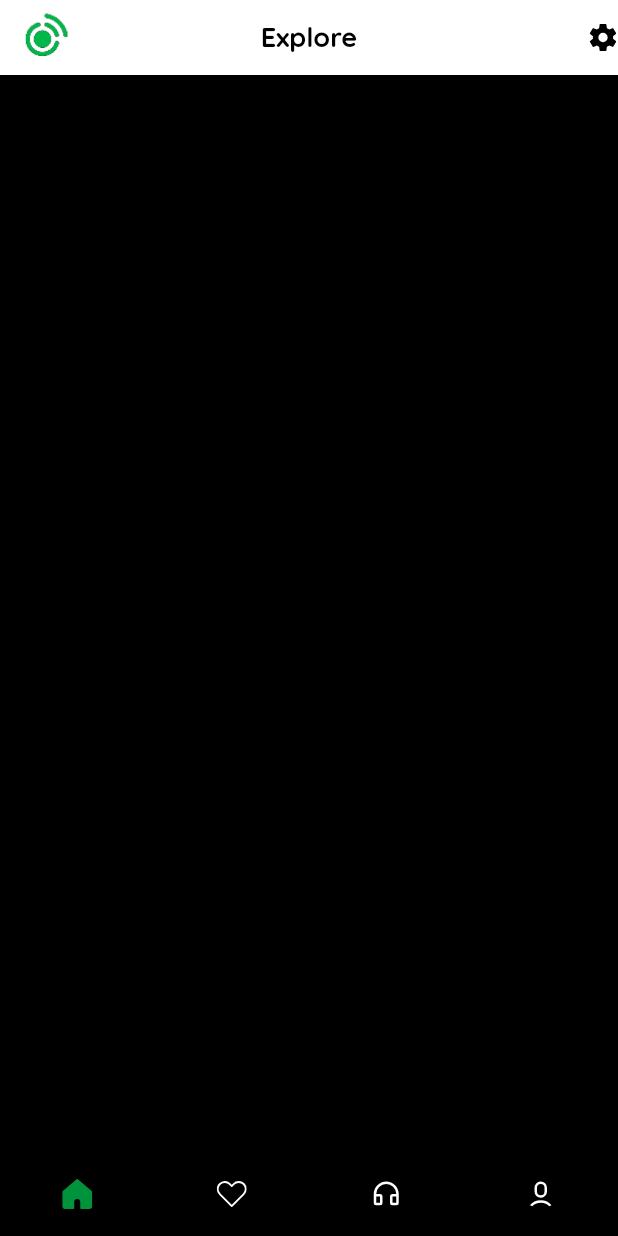
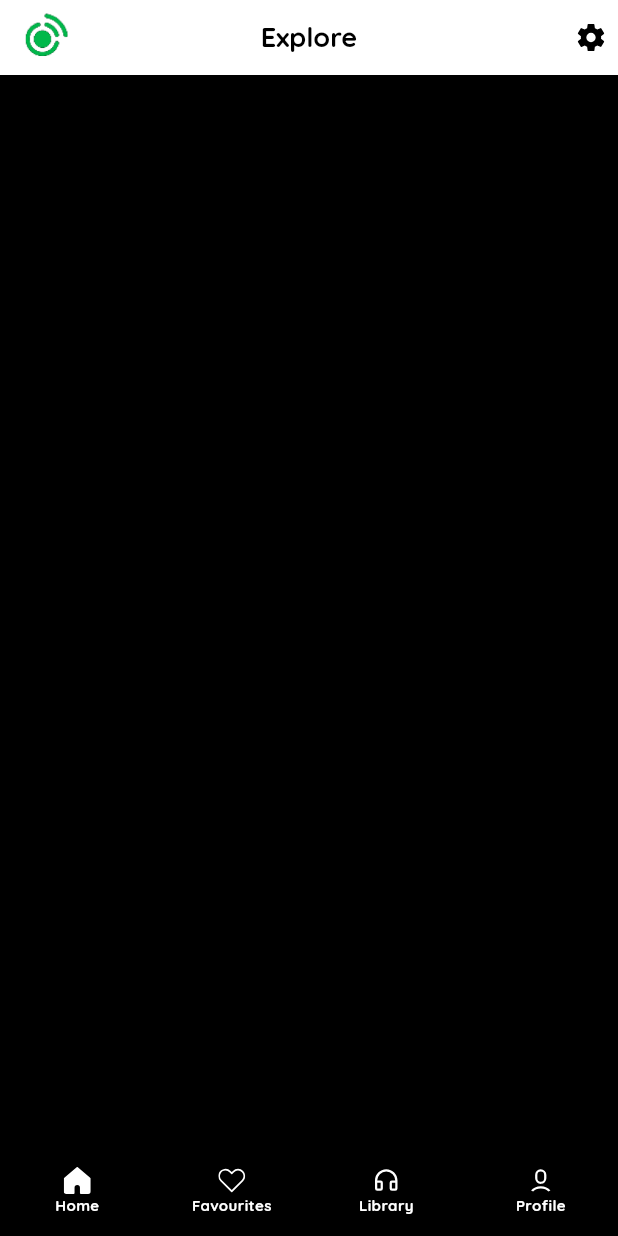
Before and after one commit to Codesait/HiBeat, a Flutter app: the screen it shows after launch, on a phone screen of 412 x 824 dp. Run offline on Flutter 3.47's test engine with Material 2 defaults, Android fonts, the light colour scheme and no system bars; drawn by our look-alikes of persistent_bottom_nav_bar; our stand-ins replace flutter_riverpod, flutter_svg, logger.

Commit message:
modified bottom nav

```diff
--- a/lib/components/custom_appbar.dart
+++ b/lib/components/custom_appbar.dart
@@ -1,5 +1,4 @@
 import 'package:flutter/material.dart';
-import 'package:flutter/services.dart';
 import 'package:flutter_svg/flutter_svg.dart';
 import 'package:hi_beat/src/res.dart';
 import 'package:hi_beat/src/utils.dart';
@@ -31,12 +30,15 @@ class CustomAppBar extends StatelessWidget with PreferredSizeWidget {
 
       titleTextStyle: Theme.of(context).appBarTheme.titleTextStyle,
 
-      actions: [
-        SizedBox.square(
-          dimension: 20,
-          child: SvgPicture.asset(
-            AppAssets.settingIcon,
-            color: Theme.of(context).appBarTheme.iconTheme!.color,
+      actions: <Widget>[
+        Padding(
+          padding: const EdgeInsets.only(right: 8.0),
+          child: SizedBox.square(
+            dimension: 20,
+            child: SvgPicture.asset(
+              AppAssets.settingIcon,
+              color: Theme.of(context).appBarTheme.iconTheme!.color,
+            ),
           ),
         ),
       ],
--- a/lib/res/styles/themes.dart
+++ b/lib/res/styles/themes.dart
@@ -54,7 +54,7 @@ class AppTheme {
     fontFamily: 'Quicksand',
     scaffoldBackgroundColor: AppColors.white,
     primaryColor: AppColors.primary,
-    cardColor: AppColors.grey,
+    cardColor: AppColors.white,
     hintColor: AppColors.grey,
     dividerColor: AppColors.primary,
     disabledColor: AppColors.grey,
--- a/lib/screens/appHome/widgets/cutom_bottomnav_widget.dart
+++ b/lib/screens/appHome/widgets/cutom_bottomnav_widget.dart
@@ -22,8 +22,9 @@ class _CustomNavBarWidgetState extends State<CustomNavBarWidget> {
   Widget build(BuildContext context) {
     return WillPopScope(
       onWillPop: _onWillPop,
-      child: SizedBox(
-          height: fullHeight(context) * 0.2,
+      child: Container(
+          padding: const EdgeInsets.symmetric(vertical: 10),
+          height: fullHeight(context) * 0.8,
           width: fullWidth(context),
           child: Row(
             mainAxisAlignment: MainAxisAlignment.spaceEvenly,
@@ -49,6 +50,7 @@ class _CustomNavBarWidgetState extends State<CustomNavBarWidget> {
           activeIcon: AppAssets.homeIconFilled,
           inactiveIcon: AppAssets.homeIconLine,
           isSelected: isSelected,
+          title: 'Home',
         );
 
       case 1:
@@ -57,6 +59,7 @@ class _CustomNavBarWidgetState extends State<CustomNavBarWidget> {
           activeIcon: AppAssets.favIconFllled,
           inactiveIcon: AppAssets.favIconLine,
           isSelected: isSelected,
+          title: 'Favourites',
         );
 
       case 2:
@@ -65,6 +68,7 @@ class _CustomNavBarWidgetState extends State<CustomNavBarWidget> {
           activeIcon: AppAssets.libIconFilled,
           inactiveIcon: AppAssets.libIconLine,
           isSelected: isSelected,
+          title: 'Library',
         );
 
       case 3:
@@ -73,6 +77,7 @@ class _CustomNavBarWidgetState extends State<CustomNavBarWidget> {
           activeIcon: AppAssets.userIconFilled,
           inactiveIcon: AppAssets.userIconLine,
           isSelected: isSelected,
+          title: 'Profile',
         );
 
       default:
@@ -81,6 +86,7 @@ class _CustomNavBarWidgetState extends State<CustomNavBarWidget> {
           activeIcon: AppAssets.homeIconFilled,
           inactiveIcon: AppAssets.homeIconLine,
           isSelected: isSelected,
+          title: 'Home',
         );
     }
   }
@@ -102,6 +108,7 @@ class _CustomNavBarWidgetState extends State<CustomNavBarWidget> {
     required String activeIcon,
     required String inactiveIcon,
     required bool isSelected,
+    required String title,
   }) {
     return Expanded(
       child: GestureDetector(
@@ -109,10 +116,24 @@ class _CustomNavBarWidgetState extends State<CustomNavBarWidget> {
           widget.onItemSelected(index);
         },
         child: SizedBox.square(
-          dimension: 20,
-          child: SvgPicture.asset(
-            isSelected ? activeIcon : inactiveIcon,
-            color: isSelected ? AppColors.primary : AppColors.white,
+          dimension: 50,
+          child: Column(
+            mainAxisAlignment: MainAxisAlignment.center,
+            children: [
+              Expanded(
+                child: SvgPicture.asset(
+                  isSelected ? activeIcon : inactiveIcon,
+                  color: isSelected ? AppColors.white : AppColors.white,
+                ),
+              ),
+              Expanded(
+                child: Text(
+                  title,
+                  style: const TextStyle()
+                      .copyWith(color: AppColors.white, fontSize: 10),
+                ),
+              ),
+            ],
           ),
         ),
       ),
--- a/lib/screens/appHome/widgets/home_wrapper.dart
+++ b/lib/screens/appHome/widgets/home_wrapper.dart
@@ -44,9 +44,10 @@ class _HomeWrapperState extends State<HomeWrapper> {
             screens: _bottomNavScreens,
             itemCount: 4,
             hideNavigationBar: false,
-            backgroundColor: AppColors.black,
+            backgroundColor: Theme.of(context).primaryColor.withOpacity(0.6),
             screenTransitionAnimation: const ScreenTransitionAnimation(
               animateTabTransition: true,
+              curve: Curves.bounceIn,
             ),
 
             // cv
```
